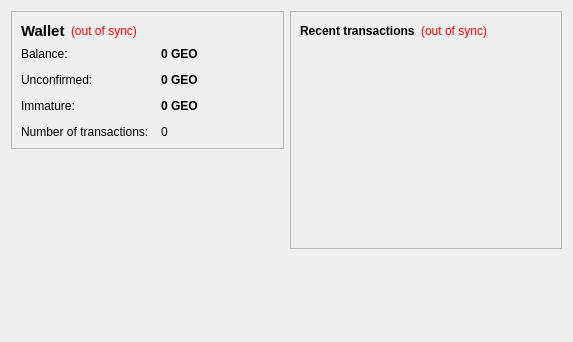
This is src/qt/forms/overviewpage.ui in PalinuroSec/FrozenBoxCoin as Qt 5 draws it before an edit. The edited form follows.
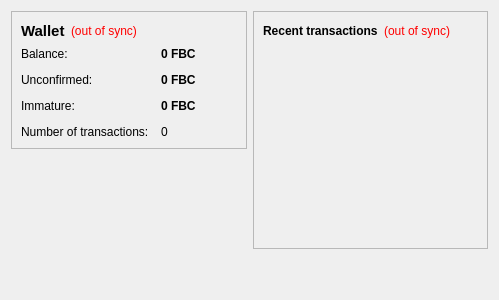
This is the edited form.

The edit to the form file:
```diff
--- a/src/qt/forms/overviewpage.ui
+++ b/src/qt/forms/overviewpage.ui
@@ -2,7 +2,7 @@
 <ui version="4.0">
  <class>OverviewPage</class>
  <widget class="QWidget" name="OverviewPage">
-  <property name="geometry">
+  <property name="FBCmetry">
    <rect>
     <x>0</x>
     <y>0</y>
@@ -105,7 +105,7 @@
              <string>Your current balance</string>
             </property>
             <property name="text">
-             <string notr="true">0 GEO</string>
+             <string notr="true">0 FBC</string>
             </property>
             <property name="textInteractionFlags">
              <set>Qt::LinksAccessibleByMouse|Qt::TextSelectableByKeyboard|Qt::TextSelectableByMouse</set>
@@ -134,7 +134,7 @@
              <string>Total of transactions that have yet to be confirmed, and do not yet count toward the current balance</string>
             </property>
             <property name="text">
-             <string notr="true">0 GEO</string>
+             <string notr="true">0 FBC</string>
             </property>
             <property name="textInteractionFlags">
              <set>Qt::LinksAccessibleByMouse|Qt::TextSelectableByKeyboard|Qt::TextSelectableByMouse</set>
@@ -177,7 +177,7 @@
              <string>Mined balance that has not yet matured</string>
             </property>
             <property name="text">
-             <string notr="true">0 GEO</string>
+             <string notr="true">0 FBC</string>
             </property>
             <property name="textInteractionFlags">
              <set>Qt::LinksAccessibleByMouse|Qt::TextSelectableByKeyboard|Qt::TextSelectableByMouse</set>
```
